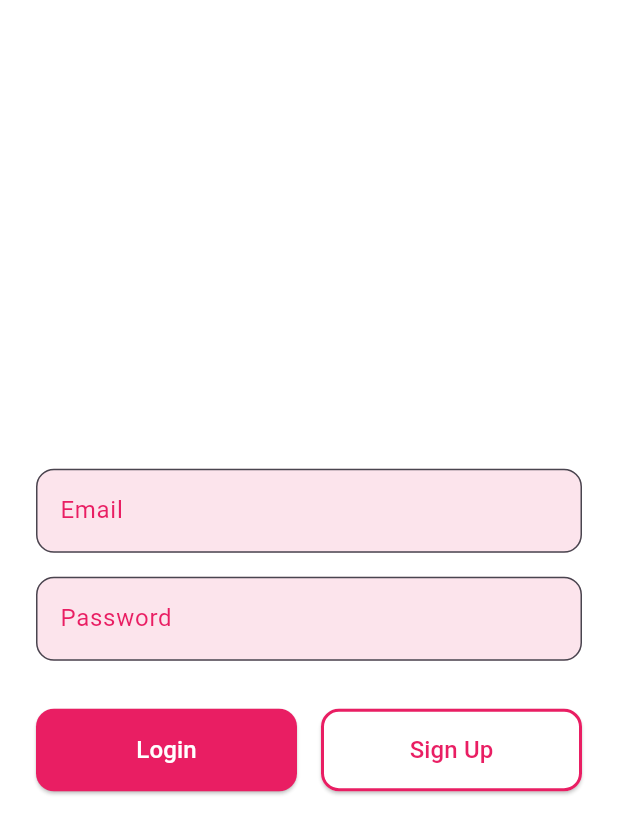
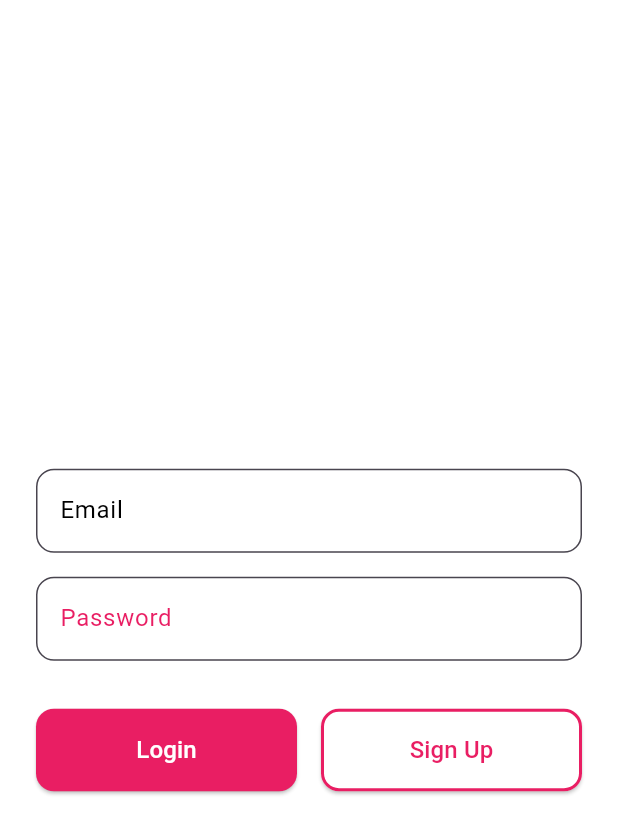
Before and after one commit to Niyobelyse/Note_app, a Flutter app: the screen it shows after launch, on a phone screen of 412 x 824 dp. Shown: the top 834 px of the screen. Run offline on Flutter 3.47's test engine with Material 3 defaults, Android fonts, the phone set to English and light mode, and no system bars; our stand-ins replace cloud_firestore, equatable, firebase_auth, firebase_core, flutter_bloc; accounts and stored records are empty.

Commit message:
change Ui

```diff
--- a/lib/presentation/pages/auth/login_page.dart
+++ b/lib/presentation/pages/auth/login_page.dart
@@ -17,7 +17,7 @@ class _LoginPageState extends State<LoginPage> {
   Widget build(BuildContext context) {
     return Scaffold(
       backgroundColor: Colors.white,
-      appBar: null,
+
       body: BlocListener<AuthBloc, AuthState>(
         listener: (context, state) {
           if (state is AuthError) {
@@ -38,24 +38,24 @@ class _LoginPageState extends State<LoginPage> {
                 child: Column(
                   mainAxisSize: MainAxisSize.min,
                   children: [
+
                     const SizedBox(height: 16),
                     TextFormField(
                       controller: _emailController,
                       decoration: InputDecoration(
+                        labelText: 'Email',
+                        labelStyle: const TextStyle(color: Colors.black),
                         filled: true,
-                        fillColor: Colors.pink[50],
+                        fillColor: Colors.white,
                         border: OutlineInputBorder(
                           borderRadius: BorderRadius.circular(12),
                           borderSide: BorderSide(color: Colors.black),
                         ),
                         focusedBorder: OutlineInputBorder(
                           borderRadius: BorderRadius.circular(12),
-                          borderSide: const BorderSide(color: Colors.black, width: 2),
+                          borderSide: const BorderSide(color: Colors.pink, width: 2),
                         ),
-                        hintText: 'Email',
-                        hintStyle: const TextStyle(color: Colors.pink),
                       ),
-                      style: const TextStyle(color: Colors.pink),
                       validator: (value) {
                         if (value == null || value.isEmpty) {
                           return 'Please enter email';
@@ -70,20 +70,19 @@ class _LoginPageState extends State<LoginPage> {
                     TextFormField(
                       controller: _passwordController,
                       decoration: InputDecoration(
+                        labelText: 'Password',
+                        labelStyle: const TextStyle(color: Colors.pink),
                         filled: true,
-                        fillColor: Colors.pink[50],
+                        fillColor: Colors.white,
                         border: OutlineInputBorder(
                           borderRadius: BorderRadius.circular(12),
                           borderSide: BorderSide(color: Colors.black),
                         ),
                         focusedBorder: OutlineInputBorder(
                           borderRadius: BorderRadius.circular(12),
-                          borderSide: const BorderSide(color: Colors.black, width: 2),
+                          borderSide: const BorderSide(color: Colors.pink, width: 2),
                         ),
-                        hintText: 'Password',
-                        hintStyle: const TextStyle(color: Colors.pink),
                       ),
-                      style: const TextStyle(color: Colors.pink),
                       obscureText: true,
                       validator: (value) {
                         if (value == null || value.isEmpty) {
```
